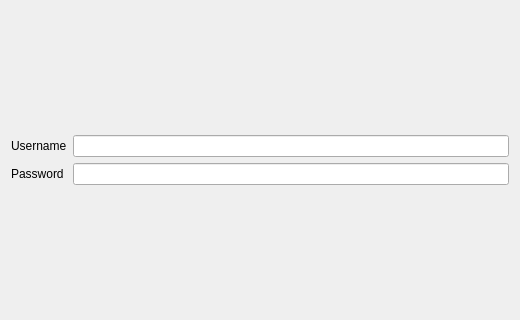
The window that gmusic_resolver/config.ui (lackhove/google-music-resolver) describes before a commit, drawn with Qt 5; both pictures show x 0 to 520 and y 155 to 475 of the 520 by 574 pixel window.
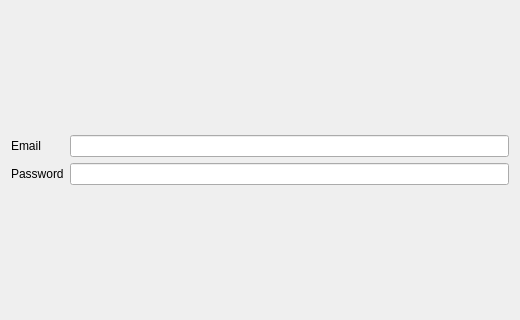
The same window after the commit. Icons and pictures are not drawn.

Commit message:
store files in tomahawks default dirs.
This might cause problems on non-linux installs...

Diff of the .ui file:
```diff
--- a/gmusic_resolver/config.ui
+++ b/gmusic_resolver/config.ui
@@ -38,7 +38,7 @@
      <item row="0" column="0">
       <widget class="QLabel" name="usernameLabel">
        <property name="text">
-        <string>Username</string>
+        <string>Email</string>
        </property>
       </widget>
      </item>
```
The commit also changes 1 other file.
